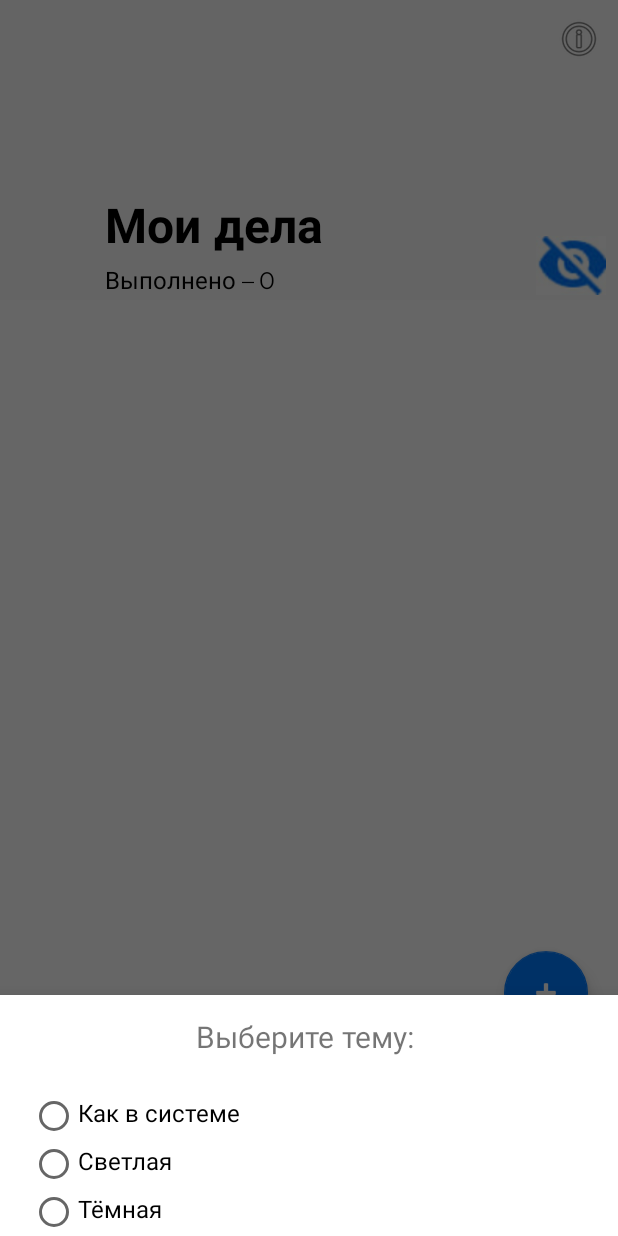
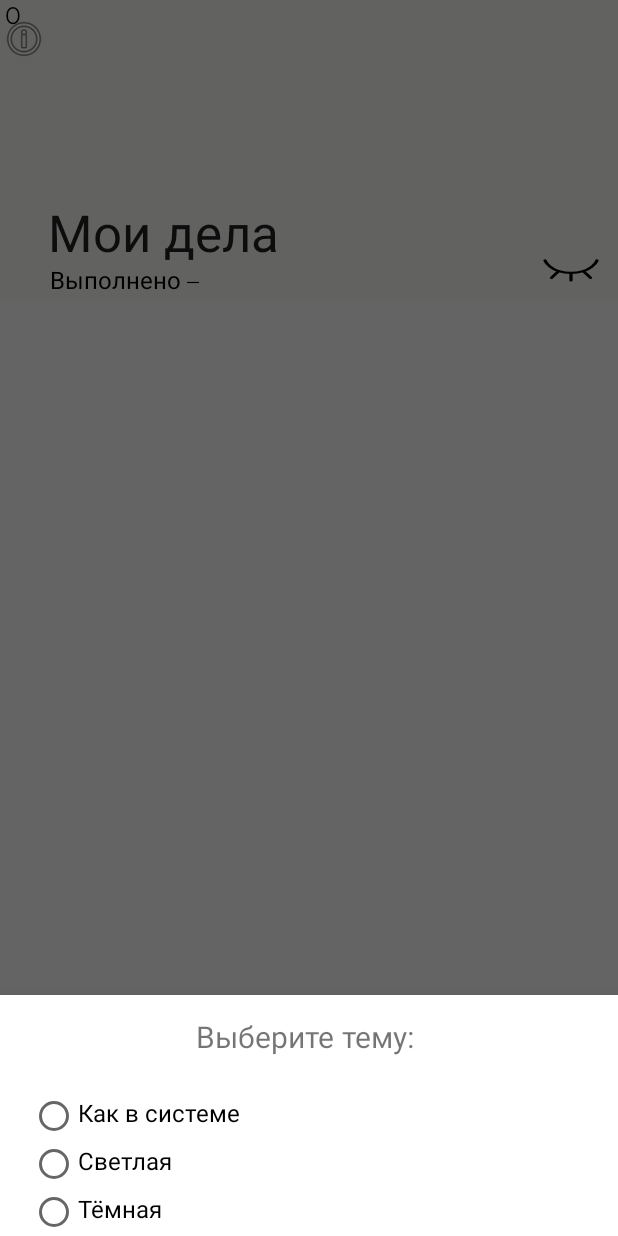
Before and after one commit to Mobile-Developement-School-23/android-todo-app-lefto49, an Android app built with Jetpack Compose: the screen it shows after launch (MainActivity), after a tap on an icon or button, on a phone screen of 412 x 824 dp. Run offline under Robolectric (Android 15) with nearby library versions, the phone set to English and light mode, and no system bars; our stand-ins replace Dagger/Hilt's generated code, Room's generated code; network calls fail; 1 statement that could not run was skipped.

Commit message:
Add collapsing toolbar

```diff
--- a/app/src/main/java/com/todoapplication/data/repository/TodoItemsRepository.kt
+++ b/app/src/main/java/com/todoapplication/data/repository/TodoItemsRepository.kt
@@ -96,6 +96,10 @@ class TodoItemsRepository @Inject constructor(
             return ResponseStatus.FAILED
         }
 
+        if (response.code() >= 500) {
+            db.todoDao().addTask(task)
+        }
+
         if (response.code() == 200 && response.body() != null) {
             val result = response.body()!!
             db.todoDao().addTask(JsonConverters.fromRemote(result.task))
@@ -126,6 +130,10 @@ class TodoItemsRepository @Inject constructor(
             return ResponseStatus.FAILED
         }
 
+        if (response.code() >= 500) {
+            db.todoDao().addTask(task)
+        }
+
         if (response.code() == 200 && response.body() != null) {
             val result = response.body()!!
             db.todoDao().deleteTask(JsonConverters.fromRemote(result.task))
@@ -154,6 +162,10 @@ class TodoItemsRepository @Inject constructor(
             return ResponseStatus.FAILED
         }
 
+        if (response.code() >= 500) {
+            db.todoDao().addTask(task)
+        }
+
         if (response.code() == 200 && response.body() != null) {
             val result = response.body()!!
             db.todoDao().addTask(JsonConverters.fromRemote(result.task))
--- a/app/src/main/java/com/todoapplication/util/TaskAdapter.kt
+++ b/app/src/main/java/com/todoapplication/util/TaskAdapter.kt
@@ -62,18 +62,50 @@ class TaskAdapter(
 
             if (taskItem.deadline != null) {
                 deadlineText.text = formatter.format(taskItem.deadline)
-                isDoneCheckbox.buttonTintList = ColorStateList.valueOf(ContextCompat.getColor(activity, R.color.red))
+                isDoneCheckbox.buttonTintList =
+                    ColorStateList.valueOf(ContextCompat.getColor(activity, R.color.red))
+            } else {
+                deadlineText.text = ""
+                isDoneCheckbox.buttonTintList = ColorStateList.valueOf(
+                    ContextCompat.getColor(
+                        activity,
+                        R.color.colorOnSecondary
+                    )
+                )
             }
 
             if (taskItem.isDone) {
-                isDoneCheckbox.buttonTintList = ColorStateList.valueOf(ContextCompat.getColor(activity, R.color.green))
                 isDoneCheckbox.isChecked = true
+
+                isDoneCheckbox.buttonTintList = ColorStateList.valueOf(
+                    ContextCompat.getColor(
+                        activity,
+                        R.color.green
+                    )
+                )
                 taskText.paintFlags = taskText.paintFlags or Paint.STRIKE_THRU_TEXT_FLAG
             }
         }
 
         private fun isDoneClickListener() {
             (activity as MainActivity).changeTaskDone(taskItem, isDoneCheckbox.isChecked)
+
+            if (taskItem.deadline != null) {
+                isDoneCheckbox.buttonTintList = ColorStateList.valueOf(
+                    ContextCompat.getColor(
+                        activity,
+                        R.color.red
+                    )
+                )
+            } else {
+                isDoneCheckbox.buttonTintList = ColorStateList.valueOf(
+                    ContextCompat.getColor(
+                        activity,
+                        R.color.colorOnSecondary
+                    )
+                )
+            }
+
             if (isDoneCheckbox.isChecked) {
                 isDoneCheckbox.buttonTintList = ColorStateList.valueOf(
                     ContextCompat.getColor(
@@ -84,12 +116,6 @@ class TaskAdapter(
                 taskText.paintFlags = taskText.paintFlags or Paint.STRIKE_THRU_TEXT_FLAG
             } else {
                 taskText.paintFlags = taskText.paintFlags xor Paint.STRIKE_THRU_TEXT_FLAG
-                isDoneCheckbox.buttonTintList = ColorStateList.valueOf(
-                    ContextCompat.getColor(
-                        activity,
-                        R.color.red
-                    )
-                )
             }
         }
     }
--- a/app/src/main/java/com/todoapplication/view/fragments/AddTaskFragment.kt
+++ b/app/src/main/java/com/todoapplication/view/fragments/AddTaskFragment.kt
@@ -22,6 +22,7 @@ import androidx.compose.ui.platform.ComposeView
 import androidx.compose.ui.platform.ViewCompositionStrategy
 import androidx.compose.ui.tooling.preview.Preview
 import androidx.compose.ui.unit.dp
+import androidx.core.view.children
 import androidx.lifecycle.Lifecycle
 import androidx.lifecycle.ViewModelProvider
 import androidx.lifecycle.flowWithLifecycle
@@ -101,7 +102,6 @@ class AddTaskFragment : Fragment() {
                 }
             }
         }
-
         return view
     }
 
--- a/app/src/main/java/com/todoapplication/view/fragments/TaskListFragment.kt
+++ b/app/src/main/java/com/todoapplication/view/fragments/TaskListFragment.kt
@@ -36,8 +36,8 @@ class TaskListFragment : Fragment(), TaskAdapter.OnTaskListener {
     private lateinit var tasksRecyclerView: RecyclerView
     private lateinit var addTask: FloatingActionButton
     private lateinit var counterDone: TextView
-    private lateinit var invisible: ImageView
-    private lateinit var visible: ImageView
+/*    private lateinit var invisible: ImageView
+    private lateinit var visible: ImageView*/
     private lateinit var adapter: TaskAdapter
     private lateinit var refresh: SwipeRefreshLayout
     private lateinit var themeSettings: ImageView
@@ -66,7 +66,7 @@ class TaskListFragment : Fragment(), TaskAdapter.OnTaskListener {
         val view = inflater.inflate(R.layout.task_list_fragment, container, false)
         setUpView(view)
         setDataUpdates()
-        setVisibilityListeners()
+        // ysetVisibilityListeners()
 
         refresh.setOnRefreshListener {
             viewModel.uploadData()
@@ -91,8 +91,8 @@ class TaskListFragment : Fragment(), TaskAdapter.OnTaskListener {
         tasksRecyclerView = view.findViewById(R.id.rv_tasks)
         addTask = view.findViewById(R.id.fb_add_task)
         counterDone = view.findViewById(R.id.tv_done_counter)
-        invisible = view.findViewById(R.id.iv_invisible)
-        visible = view.findViewById(R.id.iv_visible)
+/*        invisible = view.findViewById(R.id.iv_invisible)
+        visible = view.findViewById(R.id.iv_visible)*/
         refresh = view.findViewById(R.id.swiperefresh)
         themeSettings = view.findViewById(R.id.iv_theme)
         tasksRecyclerView.layoutManager = LinearLayoutManager(activity)
@@ -107,9 +107,9 @@ class TaskListFragment : Fragment(), TaskAdapter.OnTaskListener {
                 .flowWithLifecycle(viewLifecycleOwner.lifecycle, Lifecycle.State.STARTED).collect {
                     refresh.isRefreshing = false
                     var newTasks = it
-                if (invisible.visibility == View.GONE) {
+                    /*if (invisible.visibility == View.GONE) {
                         newTasks = it.filter { item -> !item.isDone }
-                }
+                    }*/
 
                     adapter.updateData(newTasks)
                     counterDone.text = it.count { item -> item.isDone }.toString()
@@ -117,7 +117,7 @@ class TaskListFragment : Fragment(), TaskAdapter.OnTaskListener {
         }
     }
 
-    private fun setVisibilityListeners() {
+/*    private fun setVisibilityListeners() {
         invisible.setOnClickListener {
             invisible.visibility = View.GONE
             invisible.isClickable = false
@@ -135,7 +135,7 @@ class TaskListFragment : Fragment(), TaskAdapter.OnTaskListener {
             invisible.isClickable = true
             adapter.updateData(viewModel.getTasksList())
         }
-    }
+    }*/
 
     override fun onClick(taskId: String) {
         val bundle = Bundle()
--- /dev/null
+++ b/app/src/main/res/drawable/eye_checkbox.xml
@@ -0,0 +1,5 @@
+<?xml version="1.0" encoding="utf-8"?>
+<selector xmlns:android="http://schemas.android.com/apk/res/android">
+    <item android:drawable="@drawable/invisible" android:state_checked="false" />
+    <item android:drawable="@drawable/visible" android:state_checked="true" />
+</selector>
--- /dev/null
+++ b/app/src/main/res/drawable/invisible.xml
@@ -0,0 +1,13 @@
+<vector xmlns:android="http://schemas.android.com/apk/res/android"
+    android:width="800dp"
+    android:height="800dp"
+    android:viewportWidth="24"
+    android:viewportHeight="24">
+    <path
+        android:fillColor="#00000000"
+        android:pathData="M4,10C4,10 5.6,15 12,15M12,15C18.4,15 20,10 20,10M12,15V18M18,17L16,14.5M6,17L8,14.5"
+        android:strokeWidth="1"
+        android:strokeColor="?attr/colorOnPrimary"
+        android:strokeLineCap="round"
+        android:strokeLineJoin="round" />
+</vector>
--- /dev/null
+++ b/app/src/main/res/drawable/visible.xml
@@ -0,0 +1,13 @@
+<vector xmlns:android="http://schemas.android.com/apk/res/android"
+    android:width="800dp"
+    android:height="800dp"
+    android:viewportWidth="24"
+    android:viewportHeight="24">
+    <path
+        android:fillColor="#00000000"
+        android:pathData="M4,12C4,12 5.6,7 12,7M12,7C18.4,7 20,12 20,12M12,7V4M18,5L16,7.5M6,5L8,7.5M15,13C15,14.657 13.657,16 12,16C10.343,16 9,14.657 9,13C9,11.343 10.343,10 12,10C13.657,10 15,11.343 15,13Z"
+        android:strokeWidth="1"
+        android:strokeColor="?attr/colorOnPrimary"
+        android:strokeLineCap="round"
+        android:strokeLineJoin="round" />
+</vector>
--- a/app/src/main/res/layout/task_list_fragment.xml
+++ b/app/src/main/res/layout/task_list_fragment.xml
@@ -1,31 +1,40 @@
 <?xml version="1.0" encoding="utf-8"?>
-<androidx.constraintlayout.widget.ConstraintLayout xmlns:android="http://schemas.android.com/apk/res/android"
+<androidx.coordinatorlayout.widget.CoordinatorLayout xmlns:android="http://schemas.android.com/apk/res/android"
     xmlns:app="http://schemas.android.com/apk/res-auto"
     xmlns:tools="http://schemas.android.com/tools"
     android:layout_width="match_parent"
     android:layout_height="match_parent">
 
-    <TextView
-        android:id="@+id/tv_title"
-        style="@style/large"
-        android:layout_width="wrap_content"
-        android:layout_height="wrap_content"
-        android:layout_marginStart="70dp"
-        android:layout_marginTop="130dp"
-        android:text="@string/my_tasks"
+    <com.google.android.material.appbar.AppBarLayout
+        android:layout_width="match_parent"
+        android:layout_height="wrap_content">
+
+        <com.google.android.material.appbar.CollapsingToolbarLayout
+            android:id="@+id/collapsing"
+            android:layout_width="match_parent"
+            android:layout_height="200dp"
             android:textColor="?attr/colorOnPrimary"
-        app:layout_constraintStart_toStartOf="parent"
-        app:layout_constraintTop_toTopOf="parent" />
+            app:expandedTitleGravity="bottom|start"
+            app:layout_scrollFlags="scroll|snap|exitUntilCollapsed"
+            app:title="@string/my_tasks">
+
+            <androidx.appcompat.widget.Toolbar
+                android:layout_width="match_parent"
+                android:layout_height="?attr/actionBarSize"
+                android:clickable="false"
+                app:layout_collapseMode="pin"
+                app:popupTheme="@style/ThemeOverlay.AppCompat.Dark"/>
 
             <TextView
                 android:id="@+id/tv_done"
                 style="@style/body"
                 android:layout_width="wrap_content"
                 android:layout_height="wrap_content"
+                android:layout_gravity="bottom|start"
+                android:layout_marginStart="33dp"
                 android:text="@string/done"
                 android:textColor="?attr/colorOnPrimary"
-        app:layout_constraintStart_toStartOf="@id/tv_title"
-        app:layout_constraintTop_toBottomOf="@id/tv_title" />
+                app:layout_collapseMode="parallax" />
 
             <TextView
                 android:id="@+id/tv_done_counter"
@@ -38,14 +47,32 @@
                 app:layout_constraintStart_toEndOf="@id/tv_done"
                 app:layout_constraintTop_toTopOf="@id/tv_done" />
 
+            <CheckBox
+                android:id="@+id/cb_visibility"
+                android:layout_width="52dp"
+                android:layout_height="39dp"
+                android:layout_gravity="end|bottom"
+                android:layout_marginEnd="5dp"
+                android:layout_marginBottom="3dp"
+                android:background="@drawable/eye_checkbox"
+                android:button="@null"
+                app:layout_collapseMode="pin"
+                app:srcCompat="@drawable/visible" />
+
+            <ImageView
+                android:id="@+id/iv_theme"
+                android:layout_width="wrap_content"
+                android:layout_height="wrap_content"
+                android:layout_marginTop="10dp"
+                android:layout_marginEnd="10dp"
+                app:srcCompat="@android:drawable/ic_menu_info_details" />
+        </com.google.android.material.appbar.CollapsingToolbarLayout>
+    </com.google.android.material.appbar.AppBarLayout>
+
     <androidx.swiperefreshlayout.widget.SwipeRefreshLayout
         android:id="@+id/swiperefresh"
         android:layout_width="match_parent"
         android:layout_height="0dp"
-        app:layout_constraintBottom_toBottomOf="parent"
-        app:layout_constraintEnd_toEndOf="parent"
-        app:layout_constraintStart_toStartOf="parent"
-        app:layout_constraintTop_toBottomOf="@id/tv_done"
         android:backgroundTint="?attr/colorAccent">
 
         <androidx.recyclerview.widget.RecyclerView
@@ -57,10 +84,6 @@
             android:layout_marginEnd="10dp"
             android:background="?attr/colorSecondary"
             android:textColor="?attr/colorOnSecondary"
-            app:layout_constraintBottom_toBottomOf="parent"
-            app:layout_constraintEnd_toEndOf="parent"
-            app:layout_constraintStart_toStartOf="parent"
-            app:layout_constraintTop_toBottomOf="@id/tv_done"
             tools:listitem="@layout/task_viewholder" />
     </androidx.swiperefreshlayout.widget.SwipeRefreshLayout>
 
@@ -72,41 +95,10 @@
         android:layout_marginBottom="40dp"
         android:backgroundTint="?attr/colorAccent"
         android:clickable="true"
+        android:focusable="true"
+        android:visibility="gone"
+        app:layout_anchor="@id/rv_tasks"
+        app:layout_anchorGravity="end|bottom"
         app:rippleColor="@color/blue_light"
-        android:focusable="true"
-        app:layout_constraintBottom_toBottomOf="parent"
-        app:layout_constraintEnd_toEndOf="parent"
         app:srcCompat="@drawable/plus_sign" />
-
-    <ImageView
-        android:id="@+id/iv_visible"
-        android:layout_width="wrap_content"
-        android:layout_height="wrap_content"
-        android:layout_marginEnd="10dp"
-        android:layout_marginBottom="10dp"
-        android:clickable="false"
-        android:visibility="gone"
-        app:layout_constraintBottom_toTopOf="@id/swiperefresh"
-        app:layout_constraintEnd_toEndOf="parent"
-        app:srcCompat="@drawable/visible" />
-
-    <ImageView
-        android:id="@+id/iv_invisible"
-        android:layout_width="52dp"
-        android:layout_height="39dp"
-        android:layout_marginEnd="5dp"
-        android:layout_marginBottom="3dp"
-        app:layout_constraintBottom_toTopOf="@id/swiperefresh"
-        app:layout_constraintEnd_toEndOf="parent"
-        app:srcCompat="@drawable/invisible" />
-
-    <ImageView
-        android:id="@+id/iv_theme"
-        android:layout_width="wrap_content"
-        android:layout_height="wrap_content"
-        android:layout_marginTop="10dp"
-        android:layout_marginEnd="10dp"
-        app:layout_constraintEnd_toEndOf="parent"
-        app:layout_constraintTop_toTopOf="parent"
-        app:srcCompat="@android:drawable/ic_menu_info_details" />
-</androidx.constraintlayout.widget.ConstraintLayout>
+</androidx.coordinatorlayout.widget.CoordinatorLayout>
```
Also changed, not shown: app/src/main/res/drawable/invisible.jpg (deleted), app/src/main/res/drawable/visible.jpg (deleted). Lines whose indentation alone changed are shown as unchanged.
